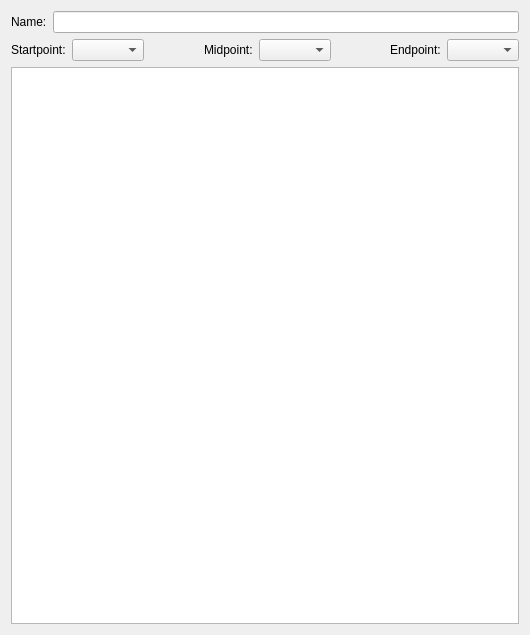
The window that editPath.ui (lerchi0/RobotPathWorkbench) describes before a commit, drawn with Qt 5.
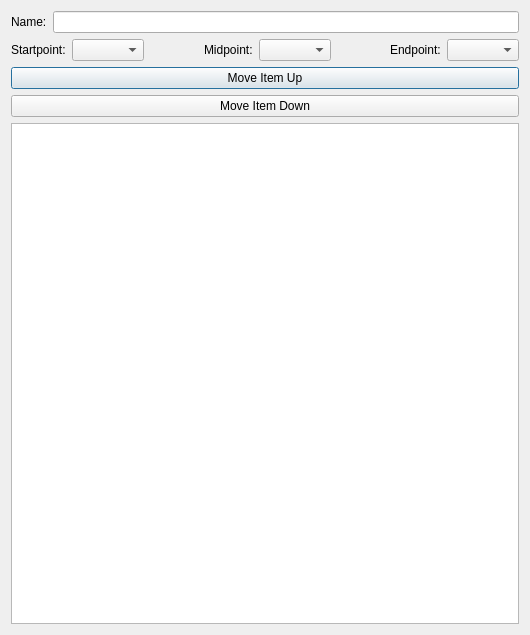
The same window after the commit.

What changed in the file:
```diff
--- a/editPath.ui
+++ b/editPath.ui
@@ -107,6 +107,20 @@
      </item>
     </layout>
    </item>
+   <item row="8" column="1">
+    <widget class="QPushButton" name="Btn_Move_Up">
+     <property name="text">
+      <string>Move Item Up</string>
+     </property>
+    </widget>
+   </item>
+   <item row="9" column="1">
+    <widget class="QPushButton" name="Btn_Move_Down">
+     <property name="text">
+      <string>Move Item Down</string>
+     </property>
+    </widget>
+   </item>
   </layout>
  </widget>
  <resources/>
```
